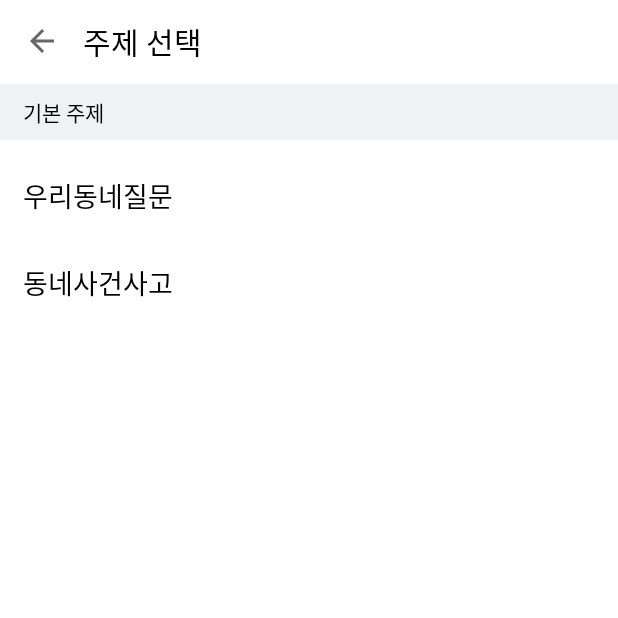
After one commit to Lee-Jun-Young/DaangnMarket, an Android app: the CategoryOptionActivity screen opened directly, with no data from a screen before it, on a phone screen of 412 x 824 dp, the top half of it. The commit adds this screen. Run offline under Robolectric (Android 15) with nearby library versions, the phone set to English and light mode, and no system bars; our stand-ins replace data binding.

Commit message:
CategoryOptionActivity 화면 구성과 기본 카테고리 클릭 시 카테고리 정보 전달 완료

```diff
--- a/app/src/main/AndroidManifest.xml
+++ b/app/src/main/AndroidManifest.xml
@@ -12,7 +12,8 @@
         android:roundIcon="@mipmap/ic_launcher_round"
         android:supportsRtl="true"
         android:theme="@style/Theme.DaangnMarket">
-        <activity android:name=".ui.main.addLife.AddLifeActivity"></activity>
+        <activity android:name=".ui.main.addLife.CategoryOptionActivity"></activity>
+        <activity android:name=".ui.main.addLife.AddLifeActivity" />
         <activity android:name=".ui.main.categoryList.CategoryListActivity" />
         <activity
             android:name=".ui.SplashActivity"
--- /dev/null
+++ b/app/src/main/java/com/smparkworld/daangnmarket/ui/main/addLife/CategoryOptionActivity.kt
@@ -0,0 +1,48 @@
+package com.smparkworld.daangnmarket.ui.main.addLife
+
+import android.content.Intent
+import android.os.Bundle
+import android.view.View
+import androidx.appcompat.app.AppCompatActivity
+import androidx.databinding.DataBindingUtil
+import com.smparkworld.daangnmarket.R
+import com.smparkworld.daangnmarket.databinding.ActivityCategoryOptionBinding
+
+class CategoryOptionActivity : AppCompatActivity(), View.OnClickListener {
+    private lateinit var categoryOptionBinding: ActivityCategoryOptionBinding
+    override fun onCreate(savedInstanceState: Bundle?) {
+        super.onCreate(savedInstanceState)
+
+        categoryOptionBinding = DataBindingUtil.setContentView(this, R.layout.activity_category_option)
+        categoryOptionBinding.categoryOption = this@CategoryOptionActivity
+    }
+
+    override fun onPause() {
+        super.onPause()
+        overridePendingTransition(0, 0)
+    }
+
+    override fun onClick(v: View?) {
+        when(v?.id){
+            R.id.iv_back -> {
+                finish()
+            }
+            R.id.tv_categoryOptionOne -> {
+                sendResult(applicationContext.getString(R.string.activityCategoryOption_firstSubTitle_firstText))
+                finish()
+            }
+            R.id.tv_categoryOptionTwo -> {
+                sendResult(applicationContext.getString(R.string.activityCategoryOption_firstSubTitle_secondText))
+                finish()
+            }
+        }
+    }
+
+    private fun sendResult(string: String) {
+        val intent = Intent(this, AddLifeActivity::class.java).apply {
+            putExtra("result",string)
+            addFlags(Intent.FLAG_ACTIVITY_NO_ANIMATION)
+        }
+        setResult(RESULT_OK, intent)
+    }
+}
--- /dev/null
+++ b/app/src/main/res/layout/activity_category_option.xml
@@ -0,0 +1,109 @@
+<?xml version="1.0" encoding="utf-8"?>
+<layout xmlns:android="http://schemas.android.com/apk/res/android"
+    xmlns:app="http://schemas.android.com/apk/res-auto"
+    xmlns:tools="http://schemas.android.com/tools">
+
+    <data>
+
+        <variable
+            name="categoryOption"
+            type="com.smparkworld.daangnmarket.ui.main.addLife.CategoryOptionActivity" />
+    </data>
+
+    <LinearLayout
+        android:layout_width="match_parent"
+        android:layout_height="match_parent"
+        android:orientation="vertical"
+        tools:context=".ui.main.addLife.CategoryOptionActivity">
+
+        <androidx.appcompat.widget.Toolbar
+            android:id="@+id/life_toolbar"
+            android:layout_width="match_parent"
+            android:layout_height="?attr/actionBarSize"
+            android:elevation="4dp">
+
+            <LinearLayout
+                android:layout_width="match_parent"
+                android:layout_height="wrap_content"
+                android:orientation="horizontal">
+
+                <ImageView
+                    android:id="@+id/iv_back"
+                    android:layout_width="@dimen/activityAddLife_titleImageSize"
+                    android:layout_height="@dimen/activityAddLife_titleImageSize"
+                    android:layout_gravity="center"
+                    android:onClick="@{categoryOption::onClick}"
+                    android:src="@drawable/ic_baseline_arrow_back_24" />
+
+                <TextView
+                    android:layout_width="0dp"
+                    android:layout_height="wrap_content"
+                    android:layout_marginStart="@dimen/activityAddLife_titleMarginStart"
+                    android:layout_weight="1"
+                    android:text="@string/activityCategoryOption_titleText"
+                    android:textColor="@color/black"
+                    android:textSize="@dimen/activityAddLife_titleTextSize" />
+
+            </LinearLayout>
+
+        </androidx.appcompat.widget.Toolbar>
+
+        <TextView
+            android:layout_width="match_parent"
+            android:layout_height="wrap_content"
+            android:background="@color/subTitleBackgroundColor"
+            android:paddingStart="@dimen/activityCategoryOption_paddingStart"
+            android:paddingTop="@dimen/activityCategoryOption_subTitlePaddingTopBottom"
+            android:paddingBottom="@dimen/activityCategoryOption_subTitlePaddingTopBottom"
+            android:text="@string/activityCategoryOption_firstSubTitle"
+            android:textColor="@color/black"
+            android:textSize="@dimen/activityCategoryOption_subTitleTextSize" />
+
+        <TextView
+            android:id="@+id/tv_categoryOptionOne"
+            android:layout_width="match_parent"
+            android:layout_height="wrap_content"
+            android:layout_marginTop="@dimen/activityCategoryOption_contentTextMarginTopBottom"
+            android:background="?attr/selectableItemBackground"
+            android:onClick="@{categoryOption::onClick}"
+            android:paddingStart="@dimen/activityCategoryOption_paddingStart"
+            android:paddingTop="@dimen/activityCategoryOption_contentTextPaddingTopBottom"
+            android:paddingBottom="@dimen/activityCategoryOption_contentTextPaddingTopBottom"
+            android:text="@string/activityCategoryOption_firstSubTitle_firstText"
+            android:textColor="@color/black"
+            android:textSize="@dimen/activityCategoryOption_contentTextSize" />
+
+        <TextView
+            android:id="@+id/tv_categoryOptionTwo"
+            android:layout_width="match_parent"
+            android:layout_height="wrap_content"
+            android:layout_marginBottom="@dimen/activityCategoryOption_contentTextMarginTopBottom"
+            android:background="?attr/selectableItemBackground"
+            android:onClick="@{categoryOption::onClick}"
+            android:paddingStart="@dimen/activityCategoryOption_paddingStart"
+            android:paddingTop="@dimen/activityCategoryOption_contentTextPaddingTopBottom"
+            android:paddingBottom="@dimen/activityCategoryOption_contentTextPaddingTopBottom"
+            android:text="@string/activityCategoryOption_firstSubTitle_secondText"
+            android:textColor="@color/black"
+            android:textSize="@dimen/activityCategoryOption_contentTextSize" />
+
+        <TextView
+            android:layout_width="match_parent"
+            android:layout_height="wrap_content"
+            android:background="@color/subTitleBackgroundColor"
+            android:paddingStart="@dimen/activityCategoryOption_paddingStart"
+            android:paddingTop="@dimen/activityCategoryOption_subTitlePaddingTopBottom"
+            android:paddingBottom="@dimen/activityCategoryOption_subTitlePaddingTopBottom"
+            android:text="@string/activityCategoryOption_secondSubTitle"
+            android:textColor="@color/black"
+            android:textSize="@dimen/activityCategoryOption_subTitleTextSize"
+            android:visibility="gone" />
+
+        <androidx.recyclerview.widget.RecyclerView
+            android:layout_width="match_parent"
+            android:layout_height="wrap_content"
+            android:background="?attr/selectableItemBackground"
+            android:paddingStart="@dimen/activityCategoryOption_paddingStart"
+            android:textColor="@color/black" />
+    </LinearLayout>
+</layout>
--- a/app/src/main/res/layout/fragment_life.xml
+++ b/app/src/main/res/layout/fragment_life.xml
@@ -93,7 +93,7 @@
                             <com.google.android.material.chip.Chip
                                 android:id="@+id/chip_categoryList"
                                 style="@style/Widget.MaterialComponents.Chip.Action"
-                                android:layout_width="wrap_content"
+                                android:layout_width="32dp"
                                 android:layout_height="wrap_content"
                                 android:onClick="@{life::onClick}"
                                 app:chipIcon="@drawable/ic_list" />
--- a/app/src/main/res/values/colors.xml
+++ b/app/src/main/res/values/colors.xml
@@ -11,4 +11,7 @@
     <color name="whiteGray">#f2f3f7</color>
 
     <color name="brandColor">#fe7e35</color>
+
+    <!-- CategoryOptionActivity -->
+    <color name="subTitleBackgroundColor">#EFF2F3</color>
 </resources>
--- a/app/src/main/res/values/dimen.xml
+++ b/app/src/main/res/values/dimen.xml
@@ -32,5 +32,14 @@
     <dimen name="activityAddLife_bottomLayoutPadding">15dp</dimen>
     <dimen name="activityAddLife_bottomLayoutTextMarginStart">5dp</dimen>
 
+    <!-- CategoryOptionsActivity -->
+    <dimen name="activityCategoryOption_titleTextSize">20dp</dimen>
+    <dimen name="activityCategoryOption_subTitleTextSize">14dp</dimen>
+    <dimen name="activityCategoryOption_contentTextSize">18dp</dimen>
+    <dimen name="activityCategoryOption_subTitlePaddingTopBottom">8dp</dimen>
+    <dimen name="activityCategoryOption_paddingStart">15dp</dimen>
+    <dimen name="activityCategoryOption_contentTextMarginTopBottom">8dp</dimen>
+    <dimen name="activityCategoryOption_contentTextPaddingTopBottom">15dp</dimen>
+
 
 </resources>
--- a/app/src/main/res/values/strings.xml
+++ b/app/src/main/res/values/strings.xml
@@ -40,4 +40,10 @@
     <string name="activityAddLife_categoryOptionText">게시글의 주제를 선택해주세요</string>
     <string name="activityAddLife_contentHintText">근처 이웃과 우리 동네 관련된 질문이나 \n이야기를 해보세요.</string>
 
+    <!-- CategoryOptionActivity -->
+    <string name="activityCategoryOption_titleText">주제 선택</string>
+    <string name="activityCategoryOption_firstSubTitle">기본 주제</string>
+    <string name="activityCategoryOption_firstSubTitle_firstText">우리동네질문</string>
+    <string name="activityCategoryOption_firstSubTitle_secondText">동네사건사고</string>
+    <string name="activityCategoryOption_secondSubTitle">내 관심 주제</string>
 </resources>
```
Also changed, not shown: app/src/main/java/com/smparkworld/daangnmarket/ui/main/addLife/AddLifeActivity.kt (+41 -2 lines), app/src/main/res/layout/activity_add_life.xml (+17 -3 lines).
